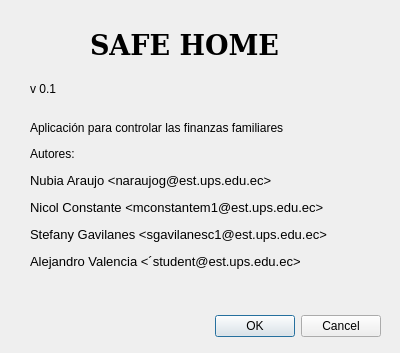
Above: acerca_de.ui from HailNicole/App_Finanzas before the change. Below: the same form after it.
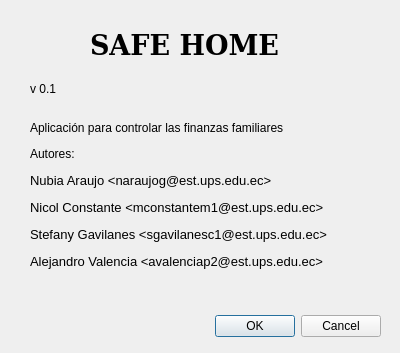
That is the form after the change. Icons and pictures are not drawn.

The edit to the form file:
```diff
--- a/acerca_de.ui
+++ b/acerca_de.ui
@@ -88,7 +88,7 @@
      </rect>
     </property>
     <property name="text">
-     <string>&lt;html&gt;&lt;head/&gt;&lt;body&gt;&lt;p align=&quot;justify&quot;&gt;Aplicación para controlar las finanzas familiares&lt;/p&gt;&lt;p align=&quot;justify&quot;&gt;Autores: &lt;/p&gt;&lt;p&gt;&lt;span style=&quot; font-size:10pt;&quot;&gt;Nubia Araujo &amp;lt;naraujog@est.ups.edu.ec&amp;gt;&lt;/span&gt;&lt;/p&gt;&lt;p&gt;&lt;span style=&quot; font-size:10pt;&quot;&gt;Nicol Constante &amp;lt;mconstantem1@est.ups.edu.ec&amp;gt;&lt;/span&gt;&lt;/p&gt;&lt;p&gt;&lt;span style=&quot; font-size:10pt;&quot;&gt;Stefany Gavilanes &amp;lt;sgavilanesc1@est.ups.edu.ec&amp;gt;&lt;/span&gt;&lt;/p&gt;&lt;p&gt;&lt;span style=&quot; font-size:10pt;&quot;&gt;Alejandro Valencia &amp;lt;´student@est.ups.edu.ec&amp;gt;&lt;/span&gt;&lt;/p&gt;&lt;/body&gt;&lt;/html&gt;</string>
+     <string>&lt;html&gt;&lt;head/&gt;&lt;body&gt;&lt;p align=&quot;justify&quot;&gt;Aplicación para controlar las finanzas familiares&lt;/p&gt;&lt;p align=&quot;justify&quot;&gt;Autores: &lt;/p&gt;&lt;p&gt;&lt;span style=&quot; font-size:10pt;&quot;&gt;Nubia Araujo &amp;lt;naraujog@est.ups.edu.ec&amp;gt;&lt;/span&gt;&lt;/p&gt;&lt;p&gt;&lt;span style=&quot; font-size:10pt;&quot;&gt;Nicol Constante &amp;lt;mconstantem1@est.ups.edu.ec&amp;gt;&lt;/span&gt;&lt;/p&gt;&lt;p&gt;&lt;span style=&quot; font-size:10pt;&quot;&gt;Stefany Gavilanes &amp;lt;sgavilanesc1@est.ups.edu.ec&amp;gt;&lt;/span&gt;&lt;/p&gt;&lt;p&gt;&lt;span style=&quot; font-size:10pt;&quot;&gt;Alejandro Valencia &amp;lt;avalenciap2@est.ups.edu.ec&amp;gt;&lt;/span&gt;&lt;/p&gt;&lt;/body&gt;&lt;/html&gt;</string>
     </property>
    </widget>
   </widget>
```
Left out of the diff: 9 changed lines with no effect on the pictures.
